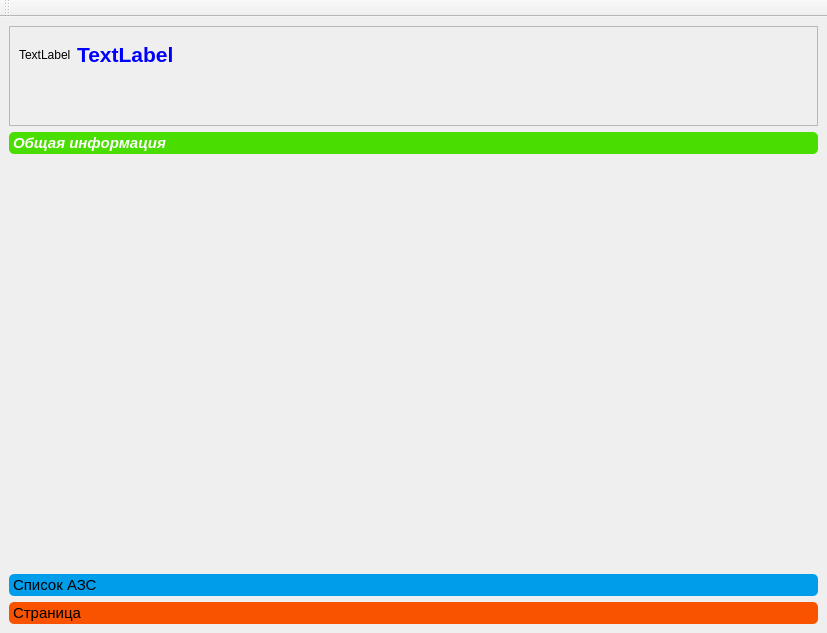
First picture: the form in Clients/clientswindow.ui, repository rust3128/HotlineDesktop, before the edit.
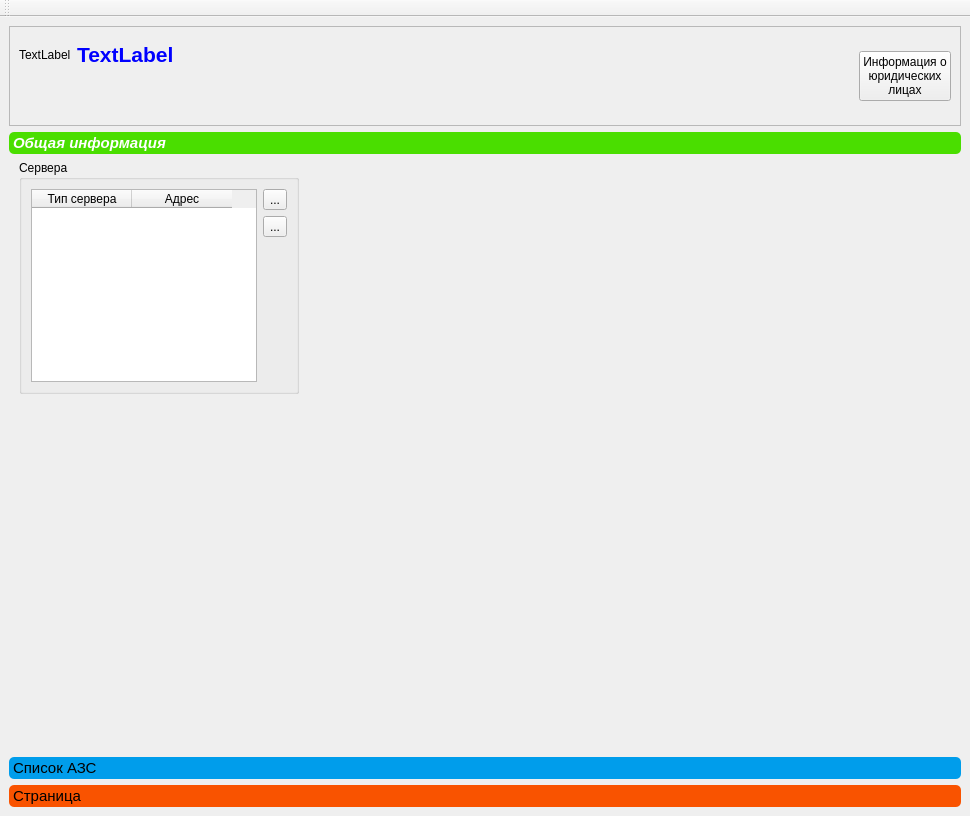
Second picture: the form after the edit. Icons and pictures are not drawn.

Commit message: Servers List

The edit to the form file:
```diff
--- a/Clients/clientswindow.ui
+++ b/Clients/clientswindow.ui
@@ -6,8 +6,8 @@
    <rect>
     <x>0</x>
     <y>0</y>
-    <width>827</width>
-    <height>633</height>
+    <width>970</width>
+    <height>816</height>
    </rect>
   </property>
   <property name="windowTitle">
@@ -29,14 +29,7 @@
       <property name="frameShadow">
        <enum>QFrame::Raised</enum>
       </property>
-      <layout class="QGridLayout" name="gridLayout_2" columnstretch="0,1">
-       <item row="0" column="0">
-        <widget class="QLabel" name="labelLogo">
-         <property name="text">
-          <string>TextLabel</string>
-         </property>
-        </widget>
-       </item>
+      <layout class="QGridLayout" name="gridLayout_2" columnstretch="0,1,0">
        <item row="0" column="1">
         <widget class="QLabel" name="labelName">
          <property name="font">
@@ -61,6 +54,38 @@
          </property>
         </widget>
        </item>
+       <item row="0" column="2" rowspan="2">
+        <widget class="QPushButton" name="pushButtonFirms">
+         <property name="sizePolicy">
+          <sizepolicy hsizetype="Minimum" vsizetype="Fixed">
+           <horstretch>0</horstretch>
+           <verstretch>0</verstretch>
+          </sizepolicy>
+         </property>
+         <property name="text">
+          <string>Информация о
+юридических
+лицах</string>
+         </property>
+         <property name="icon">
+          <iconset resource="../resource.qrc">
+           <normaloff>:/Images/information.png</normaloff>:/Images/information.png</iconset>
+         </property>
+         <property name="iconSize">
+          <size>
+           <width>32</width>
+           <height>32</height>
+          </size>
+         </property>
+        </widget>
+       </item>
+       <item row="0" column="0">
+        <widget class="QLabel" name="labelLogo">
+         <property name="text">
+          <string>TextLabel</string>
+         </property>
+        </widget>
+       </item>
       </layout>
      </widget>
     </item>
@@ -103,13 +128,82 @@
         <rect>
          <x>0</x>
          <y>0</y>
-         <width>809</width>
-         <height>396</height>
+         <width>952</width>
+         <height>588</height>
         </rect>
        </property>
        <attribute name="label">
         <string>Общая информация</string>
        </attribute>
+       <widget class="QGroupBox" name="groupBox">
+        <property name="geometry">
+         <rect>
+          <x>10</x>
+          <y>0</y>
+          <width>280</width>
+          <height>234</height>
+         </rect>
+        </property>
+        <property name="title">
+         <string>Сервера</string>
+        </property>
+        <property name="flat">
+         <bool>false</bool>
+        </property>
+        <layout class="QGridLayout" name="gridLayout_3">
+         <item row="0" column="1">
+          <widget class="QToolButton" name="toolButtonAddServer">
+           <property name="toolTip">
+            <string>Добавить сервер</string>
+           </property>
+           <property name="text">
+            <string>...</string>
+           </property>
+           <property name="icon">
+            <iconset resource="../resource.qrc">
+             <normaloff>:/Images/addIcon.png</normaloff>:/Images/addIcon.png</iconset>
+           </property>
+           <property name="shortcut">
+            <string>Ins</string>
+           </property>
+           <property name="autoRaise">
+            <bool>false</bool>
+           </property>
+           <property name="arrowType">
+            <enum>Qt::NoArrow</enum>
+           </property>
+          </widget>
+         </item>
+         <item row="1" column="1">
+          <widget class="QToolButton" name="toolButtonRemoveServer">
+           <property name="toolTip">
+            <string>Удалить сервер</string>
+           </property>
+           <property name="text">
+            <string>...</string>
+           </property>
+           <property name="icon">
+            <iconset resource="../resource.qrc">
+             <normaloff>:/Images/remove.png</normaloff>:/Images/remove.png</iconset>
+           </property>
+          </widget>
+         </item>
+         <item row="0" column="0" rowspan="3">
+          <widget class="QTableWidget" name="tableWidget">
+           <column>
+            <property name="text">
+             <string>Тип сервера</string>
+            </property>
+           </column>
+           <column>
+            <property name="text">
+             <string>Адрес</string>
+            </property>
+           </column>
+          </widget>
+         </item>
+        </layout>
+       </widget>
       </widget>
       <widget class="QWidget" name="pageAZSList">
        <property name="geometry">
```
Left out of the diff: 16 changed lines with no effect on the pictures. The commit also changes 10 other files.
